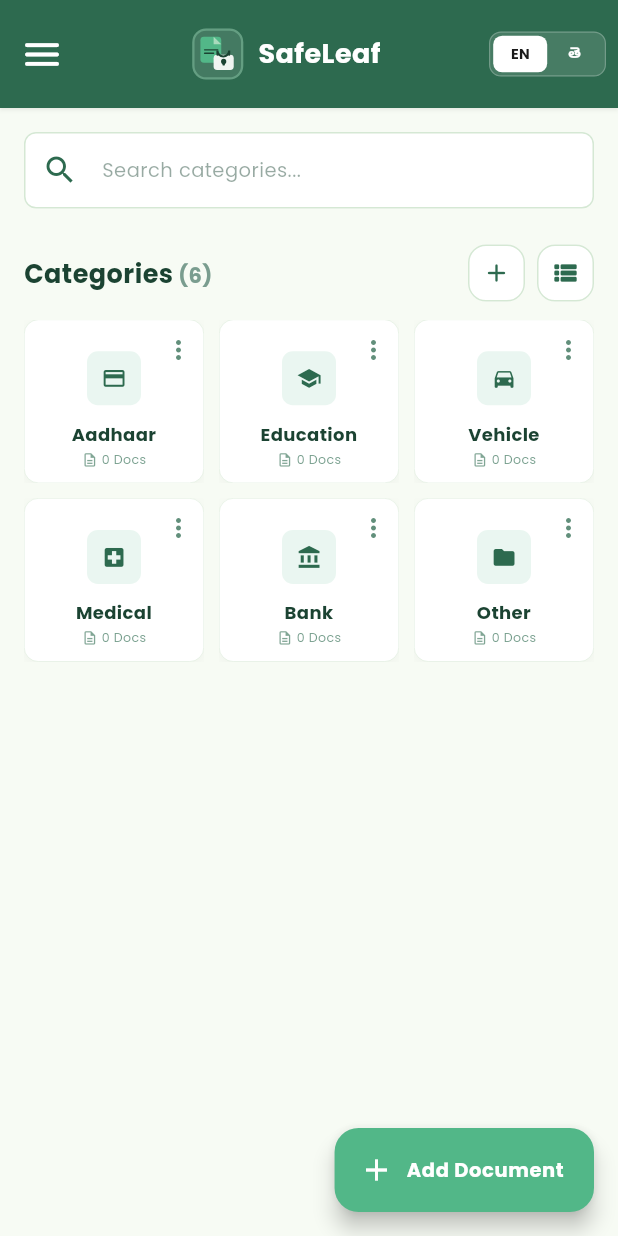
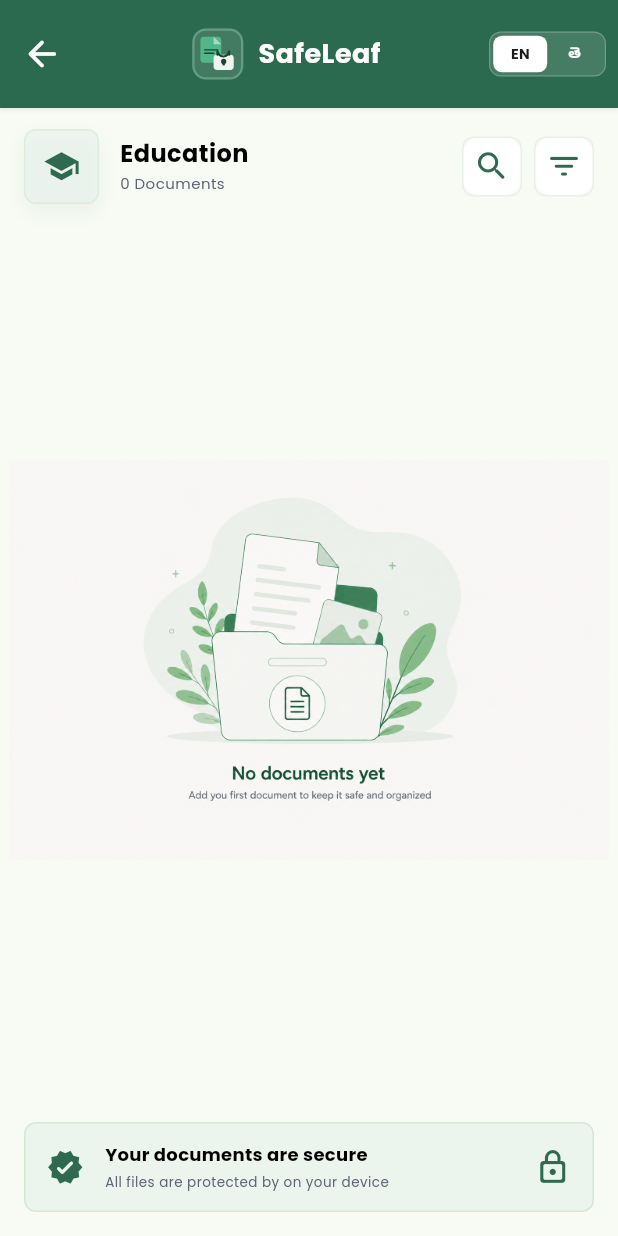
Before and after one commit to VamsiDamodar/SafeLeaf, a Flutter app: the HomeView screen opened by its route, after a tap on the "menu" icon, after a tap on "Aadhaar", after a tap on "Education", on a phone screen of 412 x 824 dp. Run offline on Flutter 3.47's test engine with Material 3 defaults, Android fonts, the phone set to English and light mode, and no system bars; our stand-ins replace file_picker, flutter_native_splash, flutter_secure_storage, get, local_auth, sqflite; accounts and stored records are empty.

Commit message:
document screen done

```diff
--- /dev/null
+++ b/lib/modules/documents/document_binding.dart
@@ -0,0 +1,15 @@
+import 'package:get/get.dart';
+import 'package:safeleaf/modules/documents/document_viewmodel.dart';
+
+
+class DocumentBinding extends Bindings {
+
+  @override
+  void dependencies() {
+
+    Get.lazyPut<DocumentController>(
+      () => DocumentController(),
+    );
+
+  }
+}
--- /dev/null
+++ b/lib/modules/documents/document_view.dart
@@ -0,0 +1,66 @@
+import 'package:flutter/material.dart';
+import 'package:get/get.dart';
+import 'package:safeleaf/data/models/home_category_model.dart';
+import 'package:safeleaf/modules/documents/document_viewmodel.dart';
+import 'package:safeleaf/utils/app_colors.dart';
+import 'package:safeleaf/widgets/common/safeleaf_app_bar.dart';
+import 'package:safeleaf/widgets/documents/document_card.dart';
+import 'package:safeleaf/widgets/documents/document_header.dart';
+import 'package:safeleaf/widgets/documents/document_secure_banner.dart';
+
+class DocumentView extends GetView<DocumentController> {
+  final CategoryModel category;
+
+  const DocumentView({
+    super.key,
+    required this.category,
+  });
+
+  @override
+  Widget build(BuildContext context) {
+    controller.loadDocuments(category.id);
+
+    return Scaffold(
+      backgroundColor: AppColors.background,
+      appBar: const SafeLeafAppBar(),
+      body: SafeArea(
+        top: false,
+        child: Column(
+          children: [
+            DocumentHeader(category: category),
+
+            Expanded(
+              child: Obx(() {
+                if (controller.filteredDocuments.isEmpty) {
+                  return Center(
+                    child: Image.asset(
+                      'assets/noducmentsyet.png',
+                      height: 400,
+                      width: 400,
+                      fit: BoxFit.contain,
+                    ),
+                  );
+                }
+
+                return ListView.separated(
+                  padding: const EdgeInsets.symmetric(horizontal: 16),
+                  itemCount: controller.filteredDocuments.length,
+                  separatorBuilder: (_, __) => const SizedBox(height: 10),
+                  itemBuilder: (_, index) {
+                    final item = controller.filteredDocuments[index];
+                    return DocumentCard(document: item);
+                  },
+                );
+              }),
+            ),
+
+            const Padding(
+              padding: EdgeInsets.all(16),
+              child: DocumentSecureBanner(),
+            ),
+          ],
+        ),
+      ),
+    );
+  }
+}
--- /dev/null
+++ b/lib/modules/documents/document_viewmodel.dart
@@ -0,0 +1,53 @@
+import 'package:get/get.dart';
+import 'package:safeleaf/data/models/document_model.dart';
+
+class DocumentController extends GetxController {
+  final documents = <DocumentModel>[].obs;
+  final filteredDocuments = <DocumentModel>[].obs;
+  final isLoading = false.obs;
+  final search = ''.obs;
+  final allDocuments = <DocumentModel>[
+    const DocumentModel(
+      id: 'dummy_aadhaar_back',
+      title: 'Aadhaar Card Back',
+      categoryId: 'aadhaar',
+      filePath: null,
+      documentNumber: 'XXXX-XXXX-1234',
+      issueDate: '2025-05-12',
+      expiryDate: null,
+      notes: 'ID Proof',
+      createdAt: '2025-05-12',
+      updatedAt: '2025-05-12',
+    ),
+  ];
+
+  /// Loads documents by category and updates both [documents] and [filteredDocuments].
+  void loadDocuments(String categoryId) {
+    isLoading.value = true;
+
+    final result = allDocuments
+        .where((doc) => doc.categoryId == categoryId)
+        .toList();
+
+    documents.assignAll(result);
+    filteredDocuments.assignAll(result);
+
+    isLoading.value = false;
+  }
+
+  /// Filters documents based on the search [query].
+  void searchDocuments(String query) {
+    search.value = query;
+
+    if (query.isEmpty) {
+      filteredDocuments.assignAll(documents);
+      return;
+    }
+
+    final result = documents.where(
+      (doc) => doc.title.toLowerCase().contains(query.toLowerCase()),
+    ).toList();
+
+    filteredDocuments.assignAll(result);
+  }
+}
--- a/lib/modules/home/viewmodel/home_controller.dart
+++ b/lib/modules/home/viewmodel/home_controller.dart
@@ -2,6 +2,8 @@ import 'package:flutter/material.dart';
 import 'package:get/get.dart';
 import 'package:safeleaf/data/database/app_database.dart';
 import 'package:safeleaf/data/models/home_category_model.dart';
+import 'package:safeleaf/modules/documents/document_binding.dart';
+import 'package:safeleaf/modules/documents/document_view.dart';
 import 'package:safeleaf/widgets/home/delete_category_dialog.dart';
 import 'package:safeleaf/widgets/home/rename_category_dialog.dart';
 
@@ -138,7 +140,16 @@ class HomeController extends GetxController {
   }
 
   void openCategory(CategoryModel category) {
-    Get.toNamed('/documents', arguments: category);
+    Get.to(
+      () => DocumentView(
+        category: category,
+      ),
+      binding: DocumentBinding(),
+      transition: Transition.rightToLeft,
+      duration: const Duration(
+        milliseconds: 200,
+      ),
+    );
   }
 
   void addDocument() {
--- a/lib/routes/app_pages.dart
+++ b/lib/routes/app_pages.dart
@@ -46,8 +46,8 @@ class AppPages {
       name: '/upload-document',
       page: () => const UploadDocumentView(),
       binding: UploadDocumentBinding(),
-      transition: Transition.rightToLeft,
-      transitionDuration: const Duration(milliseconds: 900),
+      transition: Transition.downToUp,
+      transitionDuration: const Duration(milliseconds: 200),
     ),
   ];
 }
--- /dev/null
+++ b/lib/widgets/common/safeleaf_app_bar.dart
@@ -0,0 +1,82 @@
+import 'package:flutter/material.dart';
+import 'package:flutter/services.dart';
+import 'package:get/get.dart';
+import 'package:safeleaf/modules/home/viewmodel/home_controller.dart';
+import 'package:safeleaf/utils/app_colors.dart';
+import 'package:safeleaf/utils/app_textstyles.dart';
+import 'package:safeleaf/widgets/common/language_toggle.dart';
+import 'package:safeleaf/widgets/splash/safeleaf_icon.dart';
+
+class SafeLeafAppBar extends StatelessWidget implements PreferredSizeWidget {
+  final IconData leadingIcon;
+  final VoidCallback? onLeadingTap;
+
+  const SafeLeafAppBar({
+    super.key,
+    this.leadingIcon = Icons.arrow_back_rounded,
+    this.onLeadingTap,
+  });
+
+  @override
+  Size get preferredSize => const Size.fromHeight(72);
+
+  @override
+  Widget build(BuildContext context) {
+    final HomeController? homeController =
+        Get.isRegistered<HomeController>() ? Get.find<HomeController>() : null;
+
+    return AppBar(
+      systemOverlayStyle: const SystemUiOverlayStyle(
+        statusBarColor: AppColors.primary,
+        statusBarIconBrightness: Brightness.light,
+        statusBarBrightness: Brightness.dark,
+      ),
+      backgroundColor: AppColors.primary,
+      elevation: 1,
+      shadowColor: Colors.black26,
+      toolbarHeight: preferredSize.height,
+      leading: IconButton(
+        icon: Icon(
+          leadingIcon,
+          color: Colors.white,
+          size: 28,
+        ),
+        onPressed: onLeadingTap ?? () => Get.back(),
+      ),
+      titleSpacing: 0,
+      title: Row(
+        mainAxisAlignment: MainAxisAlignment.center,
+        crossAxisAlignment: CrossAxisAlignment.center,
+        children: [
+          const SafeLeafIcon(size: 34),
+          const SizedBox(width: 10),
+          Text(
+            'SafeLeaf',
+            style: AppTextStyles.splashAppName.copyWith(
+              fontSize: 18,
+              fontWeight: FontWeight.w700,
+              color: Colors.white,
+              height: 1,
+              letterSpacing: 0.3,
+            ),
+          ),
+        ],
+      ),
+      actions: [
+        Padding(
+          padding: const EdgeInsets.only(right: 8),
+          child: Center(
+            child: homeController == null
+                ? const SizedBox(width: 78, height: 30)
+                : Obx(
+                    () => LanguageToggle(
+                      isTelugu: homeController.isTelugu.value,
+                      onToggle: homeController.toggleLanguage,
+                    ),
+                  ),
+          ),
+        ),
+      ],
+    );
+  }
+}
--- /dev/null
+++ b/lib/widgets/documents/document_header.dart
@@ -0,0 +1,131 @@
+import 'package:flutter/material.dart';
+import 'package:safeleaf/data/models/home_category_model.dart';
+import 'package:safeleaf/utils/app_colors.dart';
+import 'package:safeleaf/utils/app_textstyles.dart';
+
+class DocumentHeader extends StatelessWidget {
+  final CategoryModel category;
+  final VoidCallback? onSearchTap;
+  final VoidCallback? onFilterTap;
+
+  const DocumentHeader({
+    super.key,
+    required this.category,
+    this.onSearchTap,
+    this.onFilterTap,
+  });
+
+  @override
+  Widget build(BuildContext context) {
+    return Padding(
+      padding: const EdgeInsets.fromLTRB(16, 14, 16, 12),
+      child: Row(
+        children: [
+          Container(
+            width: 50,
+            height: 50,
+            decoration: BoxDecoration(
+              color: AppColors.iconBackground.withOpacity(0.72),
+              borderRadius: BorderRadius.circular(8),
+              border: Border.all(
+                color: AppColors.surfaceBorder.withOpacity(0.65),
+              ),
+              boxShadow: [
+                BoxShadow(
+                  color: AppColors.primaryDark.withOpacity(0.06),
+                  blurRadius: 10,
+                  offset: const Offset(0, 5),
+                ),
+              ],
+            ),
+            child: Icon(
+              category.icon,
+              size: 25,
+              color: AppColors.primary,
+            ),
+          ),
+          const SizedBox(width: 14),
+
+          Expanded(
+            child: Column(
+              crossAxisAlignment: CrossAxisAlignment.start,
+              children: [
+                Text(
+                  category.name,
+                  maxLines: 1,
+                  overflow: TextOverflow.ellipsis,
+                  style: AppTextStyles.drawerHeaderTitle.copyWith(
+                    color: Colors.black,
+                    fontSize: 16,
+                    fontWeight: FontWeight.w700,
+                    height: 1.1,
+                  ),
+                ),
+                const SizedBox(height: 4),
+                Text(
+                  '${category.documentCount} Documents',
+                  style: AppTextStyles.drawerFooter.copyWith(
+                    color: const Color(0xFF5E6272),
+                    fontSize: 10,
+                    fontWeight: FontWeight.w500,
+                    height: 1.2,
+                  ),
+                ),
+              ],
+            ),
+          ),
+
+          const SizedBox(width: 10),
+
+          _HeaderActionButton(
+            icon: Icons.search_rounded,
+            onTap: onSearchTap,
+          ),
+          const SizedBox(width: 8),
+          _HeaderActionButton(
+            icon: Icons.filter_list_rounded,
+            onTap: onFilterTap,
+          ),
+        ],
+      ),
+    );
+  }
+}
+
+class _HeaderActionButton extends StatelessWidget {
+  final IconData icon;
+  final VoidCallback? onTap;
+
+  const _HeaderActionButton({
+    required this.icon,
+    this.onTap,
+  });
+
+  @override
+  Widget build(BuildContext context) {
+    return Material(
+      color: AppColors.surface,
+      borderRadius: BorderRadius.circular(14),
+      child: InkWell(
+        onTap: onTap,
+        borderRadius: BorderRadius.circular(8),
+        child: Container(
+          width: 40,
+          height: 40,
+          decoration: BoxDecoration(
+            borderRadius: BorderRadius.circular(8),
+            border: Border.all(
+              color: AppColors.cardBorder,
+              width: 1,
+            ),
+          ),
+          child: Icon(
+            icon,
+            size: 25,
+            color: AppColors.primary,
+          ),
+        ),
+      ),
+    );
+  }
+}
--- /dev/null
+++ b/lib/widgets/documents/document_secure_banner.dart
@@ -0,0 +1,71 @@
+import 'package:flutter/material.dart';
+import 'package:safeleaf/utils/app_colors.dart';
+import 'package:safeleaf/utils/app_textstyles.dart';
+
+class DocumentSecureBanner extends StatelessWidget {
+  const DocumentSecureBanner({super.key});
+
+  @override
+  Widget build(BuildContext context) {
+    return Container(
+      width: double.infinity,
+      padding: const EdgeInsets.symmetric(horizontal: 14, vertical: 14),
+      decoration: BoxDecoration(
+        color: const Color.fromARGB(255, 235, 244, 237),
+        borderRadius: BorderRadius.circular(8),
+        border: Border.all(
+          color: AppColors.surfaceBorder,
+          width: 1,
+        ),
+      ),
+      child: Row(
+        children: [
+          const Icon(
+            Icons.verified_rounded,
+            color: AppColors.primary,
+            size: 25,
+          ),
+          const SizedBox(width: 14),
+
+          Expanded(
+            child: Column(
+              crossAxisAlignment: CrossAxisAlignment.start,
+              children: [
+                Text(
+                  'Your documents are secure',
+                  maxLines: 1,
+                  overflow: TextOverflow.ellipsis,
+                  style: AppTextStyles.drawerItem.copyWith(
+                    color: Colors.black,
+                    fontSize: 12,
+                    fontWeight: FontWeight.w600,
+                    height: 1.15,
+                  ),
+                ),
+                const SizedBox(height: 6),
+                Text(
+                  'All files are protected by on your device',
+                  maxLines: 1,
+                  overflow: TextOverflow.ellipsis,
+                  style: AppTextStyles.drawerFooter.copyWith(
+                    color: const Color(0xFF5E6272),
+                    fontSize: 9,
+                    fontWeight: FontWeight.w500,
+                    height: 1.15,
+                  ),
+                ),
+              ],
+            ),
+          ),
+
+          const SizedBox(width: 12),
+          const Icon(
+            Icons.lock_outline_rounded,
+            color: AppColors.primary,
+            size: 25,
+          ),
+        ],
+      ),
+    );
+  }
+}
--- a/pubspec.yaml
+++ b/pubspec.yaml
@@ -36,6 +36,7 @@ flutter:
   uses-material-design: true
   assets:
     - assets/notfound.png
+    - assets/noducmentsyet.png
     - assets/upload_doc_image.png
   fonts:
     - family: Poppins
```
Also changed, not shown: lib/widgets/documents/action_icon_button.dart (added, +35 -0 lines), lib/widgets/documents/document_card.dart (added, +231 -0 lines), lib/widgets/documents/document_thumbnail.dart (added, +36 -0 lines), assets/noducmentsyet.png (added).
